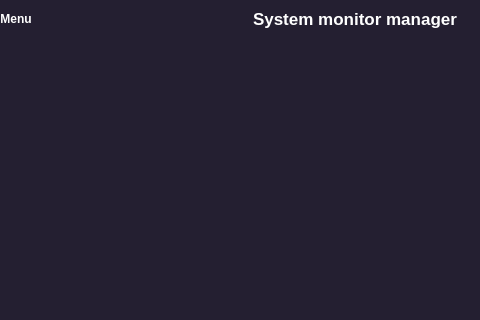
Qt form system.ui (ArijSaaleh/linux-system-resource-monitor) before a commit; both pictures show x 0 to 480 and y 0 to 320 of the 697 by 492 pixel window.
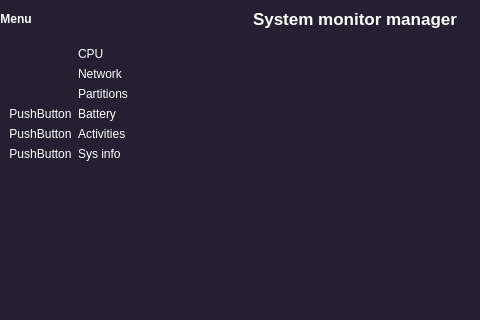
The same form after that commit. Icons and pictures are not drawn.

The edit to the form file:
```diff
--- a/system.ui
+++ b/system.ui
@@ -257,6 +257,12 @@
     </item>
     <item>
      <widget class="QFrame" name="main_body">
+      <property name="sizePolicy">
+       <sizepolicy hsizetype="Preferred" vsizetype="Expanding">
+        <horstretch>0</horstretch>
+        <verstretch>0</verstretch>
+       </sizepolicy>
+      </property>
       <property name="frameShape">
        <enum>QFrame::StyledPanel</enum>
       </property>
@@ -264,18 +270,169 @@
        <enum>QFrame::Raised</enum>
       </property>
       <layout class="QHBoxLayout" name="horizontalLayout_8">
+       <property name="spacing">
+        <number>0</number>
+       </property>
+       <property name="leftMargin">
+        <number>0</number>
+       </property>
+       <property name="topMargin">
+        <number>0</number>
+       </property>
+       <property name="rightMargin">
+        <number>0</number>
+       </property>
+       <property name="bottomMargin">
+        <number>0</number>
+       </property>
        <item>
-        <widget class="QFrame" name="frame_3">
+        <widget class="QFrame" name="left_menu">
          <property name="frameShape">
           <enum>QFrame::StyledPanel</enum>
          </property>
          <property name="frameShadow">
           <enum>QFrame::Raised</enum>
          </property>
+         <layout class="QHBoxLayout" name="horizontalLayout_9">
+          <property name="spacing">
+           <number>0</number>
+          </property>
+          <property name="leftMargin">
+           <number>0</number>
+          </property>
+          <property name="topMargin">
+           <number>0</number>
+          </property>
+          <property name="rightMargin">
+           <number>0</number>
+          </property>
+          <property name="bottomMargin">
+           <number>0</number>
+          </property>
+          <item alignment="Qt::AlignLeft|Qt::AlignTop">
+           <widget class="QFrame" name="menu_frame">
+            <property name="styleSheet">
+             <string notr="true">*{
+	color: rgb(255, 255, 255);
+}</string>
+            </property>
+            <property name="frameShape">
+             <enum>QFrame::StyledPanel</enum>
+            </property>
+            <property name="frameShadow">
+             <enum>QFrame::Raised</enum>
+            </property>
+            <layout class="QGridLayout" name="gridLayout">
+             <item row="0" column="0" alignment="Qt::AlignLeft">
+              <widget class="QPushButton" name="pushButton_3">
+               <property name="styleSheet">
+                <string notr="true">color: rgb(255, 255, 255);</string>
+               </property>
+               <property name="text">
+                <string/>
+               </property>
+               <property name="icon">
+                <iconset resource="feather/icons.qrc">
+                 <normaloff>:/icons/cpu.svg</normaloff>:/icons/cpu.svg</iconset>
+               </property>
+              </widget>
+             </item>
+             <item row="0" column="1">
+              <widget class="QLabel" name="label_5">
+               <property name="styleSheet">
+                <string notr="true">color: rgb(255, 255, 255);</string>
+               </property>
+               <property name="text">
+                <string>CPU</string>
+               </property>
+              </widget>
+             </item>
+             <item row="2" column="0" alignment="Qt::AlignLeft">
+              <widget class="QPushButton" name="pushButton_5">
+               <property name="text">
+                <string/>
+               </property>
+               <property name="icon">
+                <iconset resource="feather/icons.qrc">
+                 <normaloff>:/icons/server.svg</normaloff>:/icons/server.svg</iconset>
+               </property>
+              </widget>
+             </item>
+             <item row="4" column="0">
+              <widget class="QPushButton" name="pushButton_7">
+               <property name="text">
+                <string>PushButton</string>
+               </property>
+              </widget>
+             </item>
+             <item row="3" column="0">
+              <widget class="QPushButton" name="pushButton_6">
+               <property name="text">
+                <string>PushButton</string>
+               </property>
+              </widget>
+             </item>
+             <item row="5" column="0">
+              <widget class="QPushButton" name="pushButton_8">
+               <property name="text">
+                <string>PushButton</string>
+               </property>
+              </widget>
+             </item>
+             <item row="1" column="1">
+              <widget class="QLabel" name="label_6">
+               <property name="text">
+                <string>Network</string>
+               </property>
+              </widget>
+             </item>
+             <item row="2" column="1">
+              <widget class="QLabel" name="label_7">
+               <property name="text">
+                <string>Partitions</string>
+               </property>
+              </widget>
+             </item>
+             <item row="3" column="1">
+              <widget class="QLabel" name="label_8">
+               <property name="text">
+                <string>Battery</string>
+               </property>
+              </widget>
+             </item>
+             <item row="4" column="1">
+              <widget class="QLabel" name="label_9">
+               <property name="text">
+                <string>Activities</string>
+               </property>
+              </widget>
+             </item>
+             <item row="5" column="1">
+              <widget class="QLabel" name="label_10">
+               <property name="text">
+                <string>Sys info</string>
+               </property>
+              </widget>
+             </item>
+             <item row="1" column="0">
+              <widget class="QPushButton" name="pushButton_4">
+               <property name="text">
+                <string/>
+               </property>
+               <property name="icon">
+                <iconset resource="feather/icons.qrc">
+                 <normaloff>:/icons/wifi.svg</normaloff>:/icons/wifi.svg</iconset>
+               </property>
+              </widget>
+             </item>
+            </layout>
+           </widget>
+          </item>
+         </layout>
         </widget>
        </item>
        <item>
-        <widget class="QFrame" name="frame_2">
+        <widget class="QFrame" name="body">
          <property name="frameShape">
           <enum>QFrame::StyledPanel</enum>
          </property>
@@ -285,7 +442,7 @@
         </widget>
        </item>
        <item>
-        <widget class="QFrame" name="frame">
+        <widget class="QFrame" name="right_side">
          <property name="frameShape">
           <enum>QFrame::StyledPanel</enum>
          </property>
```
